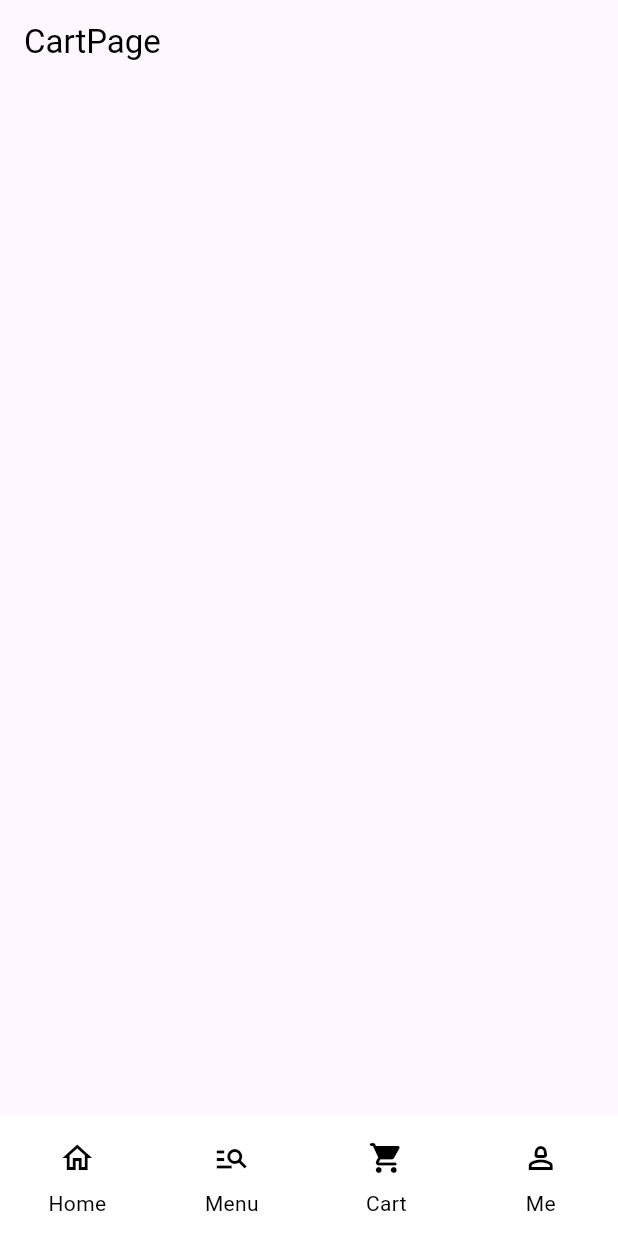
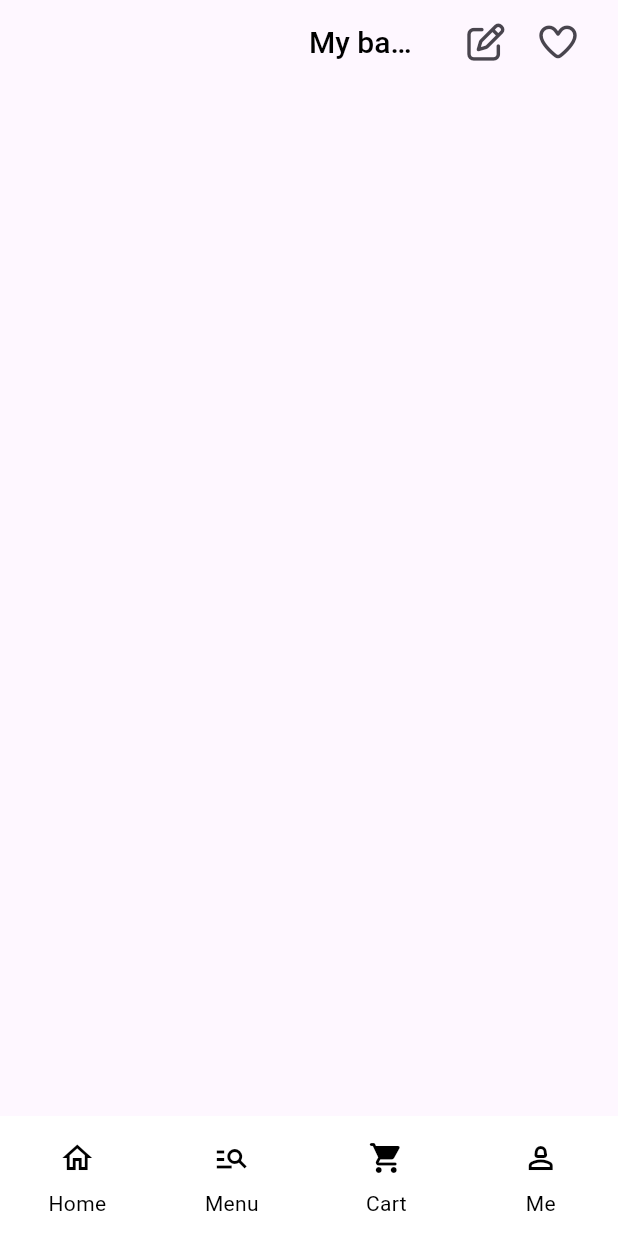
Before and after one commit to shreeyansh64/trendycart, a Flutter app: the screen it shows after launch, item 3 of the bottom bar chosen, on a phone screen of 412 x 824 dp. Run offline on Flutter 3.47's test engine with Material 3 defaults, Android fonts, the light colour scheme and no system bars; our stand-ins replace font_awesome_flutter.

Commit message:
CartPage: Created AppBar

```diff
--- a/lib/main.dart
+++ b/lib/main.dart
@@ -15,7 +15,7 @@ class MyApp extends StatelessWidget {
   Widget build(BuildContext context) {
     return MaterialApp(
       title: 'Flutter Demo',
-      debugShowCheckedModeBanner: true,
+      debugShowCheckedModeBanner: false,
       theme: ThemeData(
         colorScheme: ColorScheme.fromSeed(seedColor: Colors.deepPurple),
       ),
--- a/lib/pages/cartpage.dart
+++ b/lib/pages/cartpage.dart
@@ -1,4 +1,5 @@
 import 'package:flutter/material.dart';
+import 'package:font_awesome_flutter/font_awesome_flutter.dart';
 
 class CartPage extends StatefulWidget {
   const CartPage({super.key});
@@ -11,7 +12,34 @@ class _CartPageState extends State<CartPage> {
   @override
   Widget build(BuildContext context) {
     return Scaffold(
-      appBar: AppBar(title: Text("CartPage",style: TextStyle(color: Colors.black),),),
+      appBar: AppBar(
+        title: Padding(
+          padding: const EdgeInsets.only(left: 190),
+          child: Text(
+            "My bag (1)",
+            style: TextStyle(
+              color: Colors.black,
+              fontWeight: FontWeight.w500,
+              fontSize: 20,
+            ),
+          ),
+        ),
+        actions: [
+          IconButton(
+            onPressed: () {},
+            icon: Icon(FontAwesomeIcons.penToSquare),
+            iconSize: 25,
+          ),
+          Padding(
+            padding: const EdgeInsets.only(right: 16),
+            child: IconButton(
+              onPressed: () {},
+              icon: Icon(FontAwesomeIcons.heart),
+              iconSize: 25,
+            ),
+          ),
+        ],
+      ),
     );
   }
 }
```
